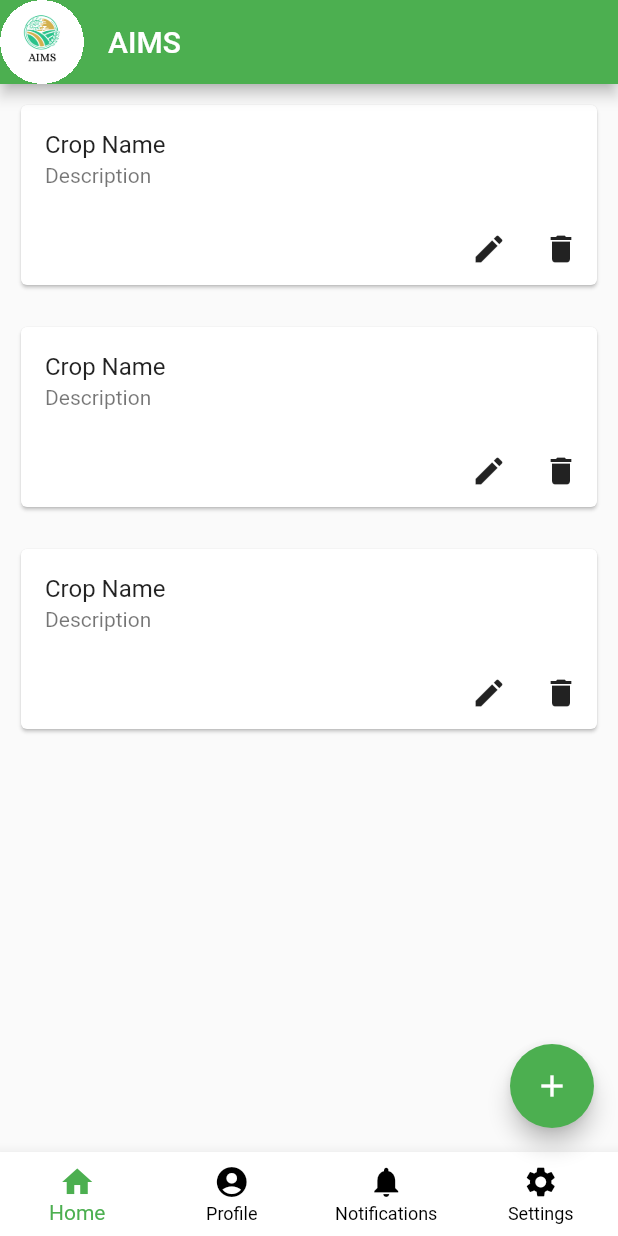
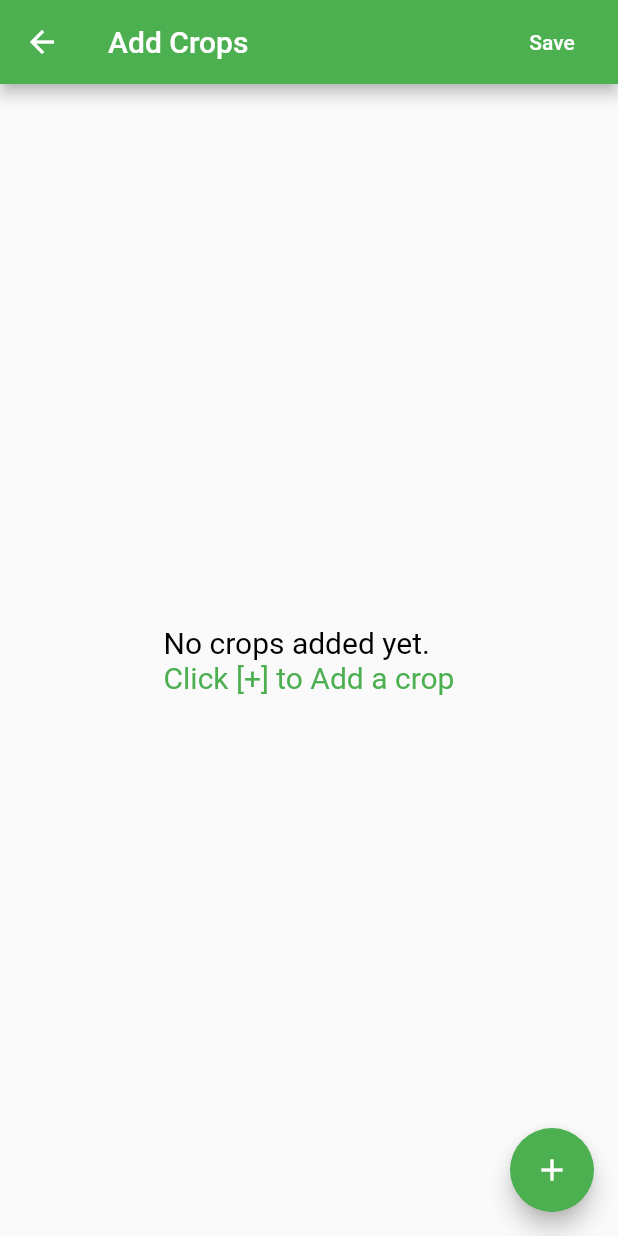
Before and after one commit to thisisharshsah/Agriculture-Information-Management-System, a Flutter app: the HomePage screen opened directly, after a tap on the "add" icon, on a phone screen of 412 x 824 dp. Run offline on Flutter 3.47's test engine with Material 2 defaults, Android fonts, the phone set to English and light mode, and no system bars; our stand-ins replace cloud_firestore, firebase_auth, firebase_core, fluttertoast, get; accounts and stored records are empty.

Commit message:
Add crop page

```diff
--- a/aims/lib/home_page.dart
+++ b/aims/lib/home_page.dart
@@ -3,6 +3,8 @@ import 'package:aims/user_model.dart';
 import 'package:cloud_firestore/cloud_firestore.dart';
 import 'package:firebase_auth/firebase_auth.dart';
 import 'package:flutter/material.dart';
+
+import 'multi_form.dart';
 
 class HomePage extends StatefulWidget {
   const HomePage({Key? key}) : super(key: key);
@@ -118,10 +120,10 @@ class _HomePageState extends State<HomePage> {
         child: const Icon(Icons.add),
         backgroundColor: Colors.green,
         onPressed: () {
-          // Navigator.push(
-          //   context,
-          //   MaterialPageRoute(builder: (context) => MultiForm()),
-          // );
+          Navigator.push(
+            context,
+            MaterialPageRoute(builder: (context) => MultiForm()),
+          );
         },
       ),
       body: ListView.builder(
--- /dev/null
+++ b/aims/lib/multi_form.dart
@@ -0,0 +1,75 @@
+import 'package:aims/add_page.dart';
+import 'package:aims/user_model.dart';
+import 'package:flutter/material.dart';
+
+class MultiForm extends StatefulWidget {
+  @override
+  _MultiFormState createState() => _MultiFormState();
+}
+
+class _MultiFormState extends State<MultiForm> {
+  List<Crops> crops = [];
+  List<AddPage> pages = [];
+  @override
+  Widget build(BuildContext context) {
+    pages.clear();
+    for (int index = 0; index < crops.length; index++) {
+      pages.add(AddPage(
+        key: GlobalKey(),
+        crop: crops[index],
+        onDelete: () => onDelete(index),
+      ));
+    }
+    return Scaffold(
+      appBar: AppBar(
+        title: Text('Add Crops'),
+        actions: [
+          FlatButton(
+              child: Text('Save', style: TextStyle(color: Colors.white)),
+              onPressed: onSave)
+        ],
+        backgroundColor: Colors.green,
+      ),
+      body: crops.length == 0
+          ? Center(
+              child: RichText(
+                text: TextSpan(
+                  children: <TextSpan>[
+                    TextSpan(
+                        text: 'No crops added yet.\n',
+                        style: TextStyle(fontSize: 20, color: Colors.black)),
+                    TextSpan(
+                        text: 'Click [+] to Add a crop',
+                        style: TextStyle(fontSize: 20, color: Colors.green)),
+                  ],
+                ),
+              ),
+            )
+          : ListView.builder(
+              itemCount: crops.length,
+              itemBuilder: (_, int index) => pages[index],
+            ),
+      floatingActionButton: FloatingActionButton(
+        child: Icon(Icons.add),
+        backgroundColor: Colors.green,
+        onPressed: () {
+          setState(() {
+            crops.add(Crops());
+          });
+        },
+      ),
+    );
+  }
+
+  void onDelete(int index) {
+    setState(() {
+      crops.removeAt(index);
+    });
+  }
+
+  void onSave() {
+    for (var form in pages) {
+      form.isValid();
+    }
+  }
+}
```
Also changed, not shown: aims/lib/add_page.dart (added, +171 -0 lines).
